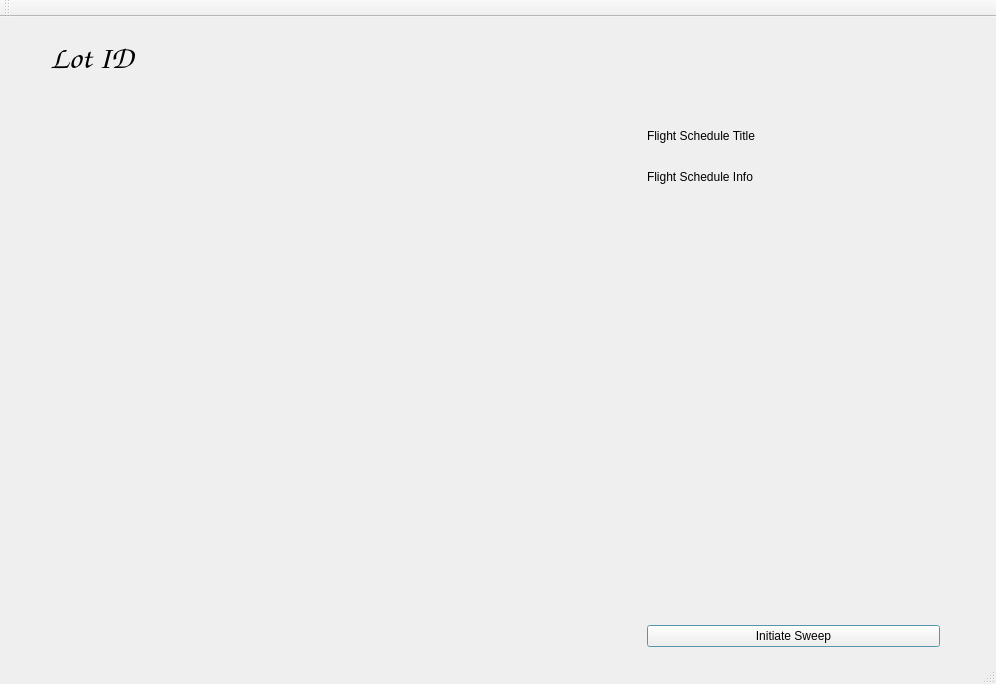
This is DronePark1/DronePark1/dronepark1.ui in Nomen-Naught/DronePark1 as Qt 5 draws it before an edit. The edited form follows.
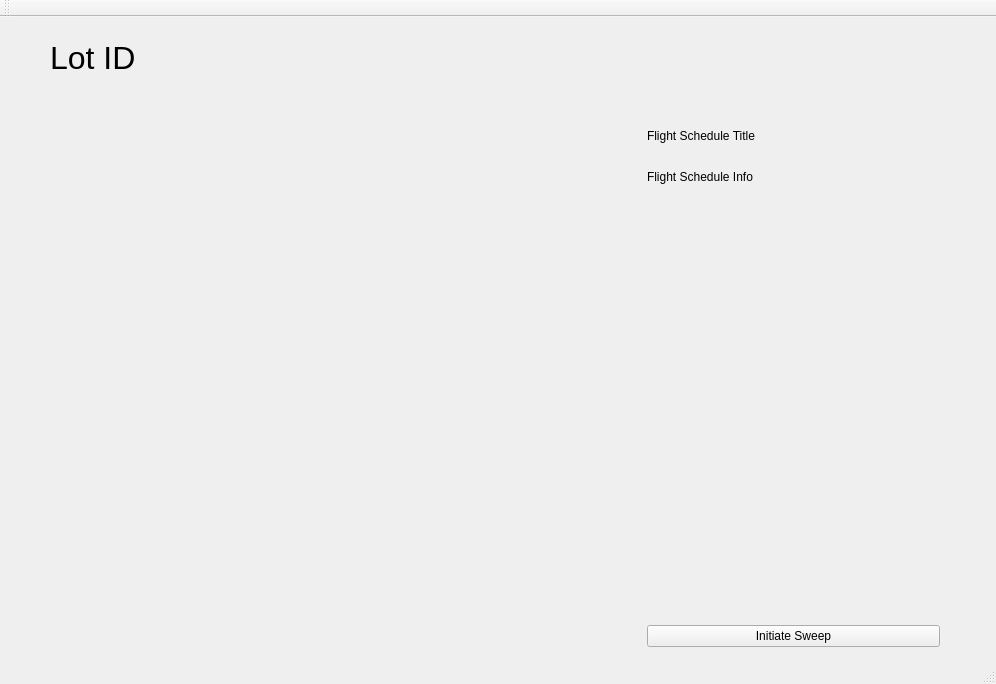
This is the edited form. Icons and pictures are not drawn. Custom widgets are drawn as their Qt base class.

```diff
--- a/DronePark1/DronePark1/dronepark1.ui
+++ b/DronePark1/DronePark1/dronepark1.ui
@@ -14,70 +14,6 @@
    <string>DronePark1</string>
   </property>
   <widget class="QWidget" name="centralWidget">
-   <property name="palette">
-    <palette>
-     <active>
-      <colorrole role="Base">
-       <brush brushstyle="SolidPattern">
-        <color alpha="255">
-         <red>255</red>
-         <green>255</green>
-         <blue>255</blue>
-        </color>
-       </brush>
-      </colorrole>
-      <colorrole role="Window">
-       <brush brushstyle="SolidPattern">
-        <color alpha="255">
-         <red>122</red>
-         <green>209</green>
-         <blue>240</blue>
-        </color>
-       </brush>
-      </colorrole>
-     </active>
-     <inactive>
-      <colorrole role="Base">
-       <brush brushstyle="SolidPattern">
-        <color alpha="255">
-         <red>255</red>
-         <green>255</green>
-         <blue>255</blue>
-        </color>
-       </brush>
-      </colorrole>
-      <colorrole role="Window">
-       <brush brushstyle="SolidPattern">
-        <color alpha="255">
-         <red>122</red>
-         <green>209</green>
-         <blue>240</blue>
-        </color>
-       </brush>
-      </colorrole>
-     </inactive>
-     <disabled>
-      <colorrole role="Base">
-       <brush brushstyle="SolidPattern">
-        <color alpha="255">
-         <red>122</red>
-         <green>209</green>
-         <blue>240</blue>
-        </color>
-       </brush>
-      </colorrole>
-      <colorrole role="Window">
-       <brush brushstyle="SolidPattern">
-        <color alpha="255">
-         <red>122</red>
-         <green>209</green>
-         <blue>240</blue>
-        </color>
-       </brush>
-      </colorrole>
-     </disabled>
-    </palette>
-   </property>
    <widget class="QWidget" name="layoutWidget">
     <property name="geometry">
      <rect>
@@ -147,13 +83,13 @@
      <rect>
       <x>50</x>
       <y>10</y>
-      <width>211</width>
+      <width>601</width>
       <height>61</height>
      </rect>
     </property>
     <property name="font">
      <font>
-      <family>Comic Sans MS</family>
+      <family>MS Shell Dlg 2</family>
       <pointsize>24</pointsize>
      </font>
     </property>
```
Left out of the diff: 2 changed lines with no effect on the pictures.
